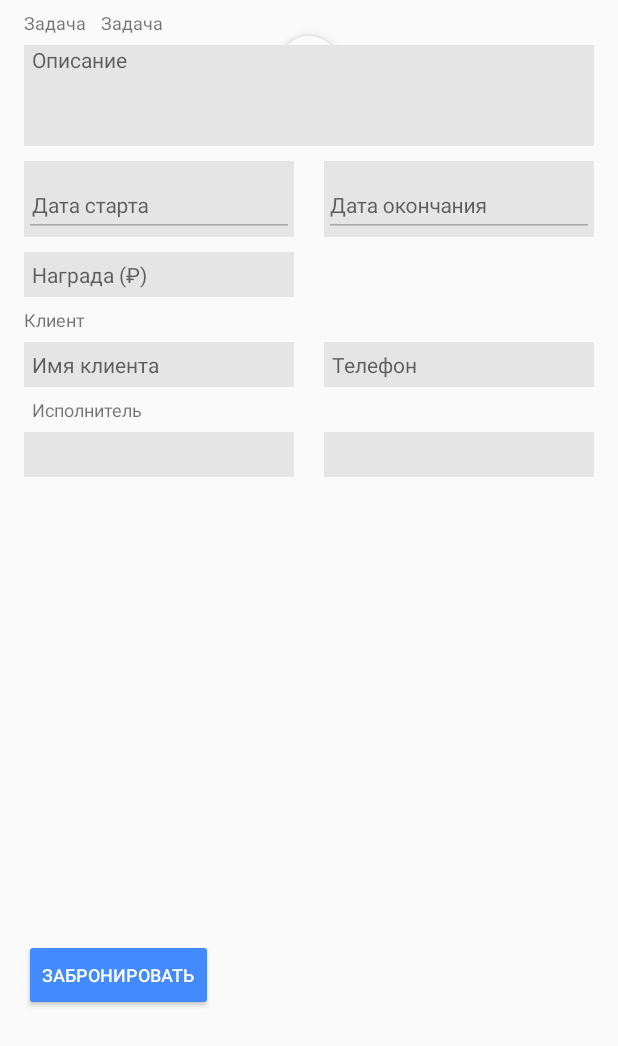
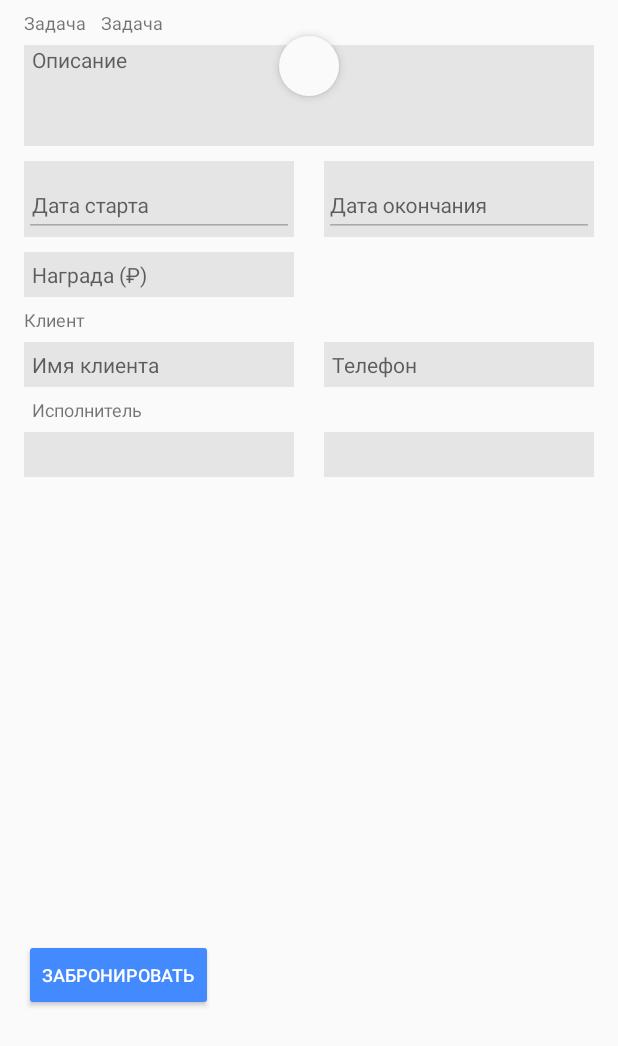
Before and after one commit to Rexedead/sunriseforestapp-client, an Android app: the TaskFragment screen opened through its navigation route, after a tap on "ЗАБРОНИРОВАТЬ", on a phone screen of 412 x 824 dp. Shown: the top 1046 px of the screen. Run offline under Robolectric (Android 15) with nearby library versions, the phone set to English and light mode, and no system bars; 16 statements that could not run were skipped.

```diff
--- a/app/src/main/res/layout/task_fragment.xml
+++ b/app/src/main/res/layout/task_fragment.xml
@@ -1,24 +1,23 @@
 <?xml version="1.0" encoding="utf-8"?>
-<RelativeLayout xmlns:android="http://schemas.android.com/apk/res/android"
+<android.support.v4.widget.SwipeRefreshLayout
+    xmlns:android="http://schemas.android.com/apk/res/android"
     xmlns:tools="http://schemas.android.com/tools"
-
+    android:id="@+id/swipe_refresh_taskFrag"
+    android:layout_width="match_parent"
+    android:layout_height="match_parent">
+    <RelativeLayout
         android:layout_width="match_parent"
         android:layout_height="match_parent"
         android:paddingStart="?listPreferredItemPaddingLeft"
         android:paddingEnd="?listPreferredItemPaddingRight"
         >
 
-    <android.support.v4.widget.SwipeRefreshLayout
-        android:id="@+id/swipe_refresh_taskFrag"
 
-
-        android:layout_width="match_parent"
-        android:layout_height="match_parent">
             <ScrollView
                 android:layout_width="match_parent"
                 android:layout_height="match_parent"
                 tools:ignore="UselessLeaf"/>
-    </android.support.v4.widget.SwipeRefreshLayout>
+
 
         <TextView
             android:id="@+id/singleTask_text_textView"
@@ -299,3 +298,4 @@
             android:text="@string/cancel_changes_of_task"
             android:textSize="12sp" />
     </RelativeLayout>
+</android.support.v4.widget.SwipeRefreshLayout>
```
Lines whose indentation alone changed are shown as unchanged.
